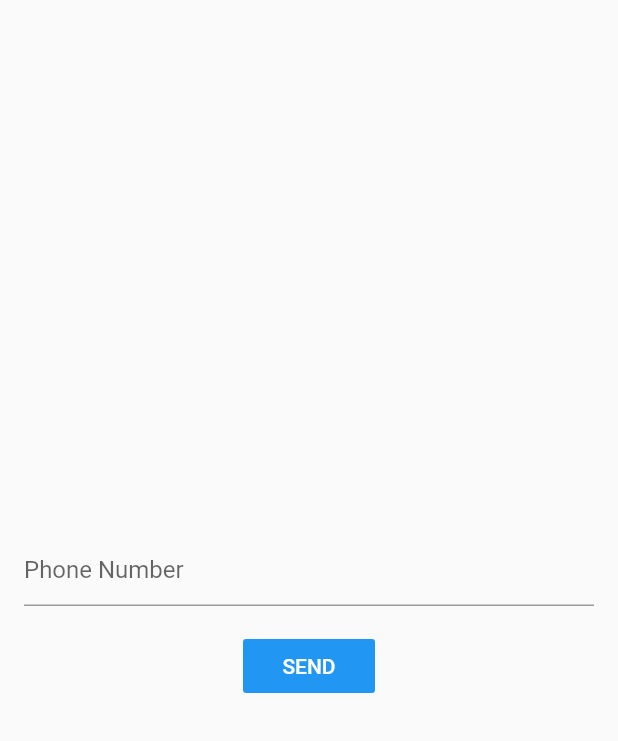
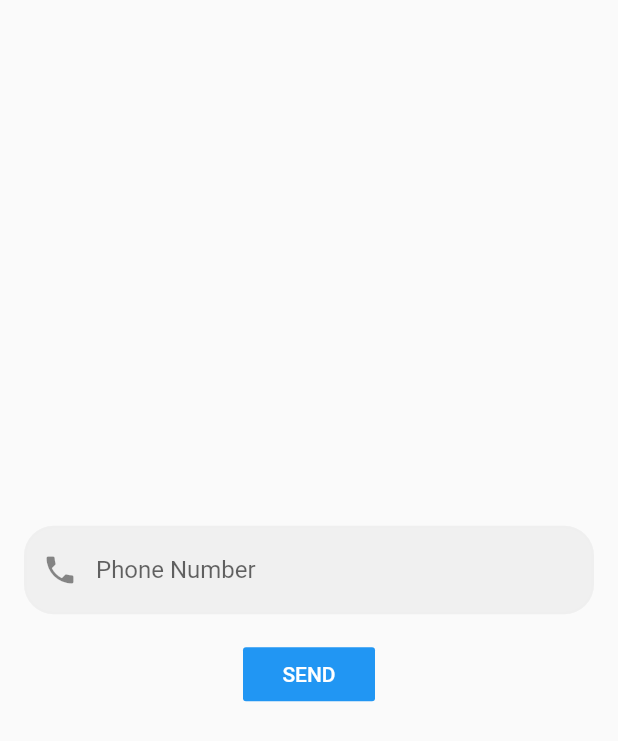
Before and after one commit to 4eug/E-Auth, a Flutter app: the LoginPhoneScreen screen opened by its route, on a phone screen of 412 x 824 dp. Shown: the top 741 px of the screen. Run offline on Flutter 3.47's test engine with Material 2 defaults, Android fonts, the phone set to English and light mode, and no system bars; our stand-ins replace firebase_auth, firebase_core, fluttertoast, google_fonts, page_transition; accounts and stored records are empty.

Commit message:
PhoneAuth Ui

```diff
--- a/lib/screens/phoneAuth/login.dart
+++ b/lib/screens/phoneAuth/login.dart
@@ -59,9 +59,24 @@ class _LoginPhoneScreenState extends State<LoginPhoneScreen> {
       children: [
         Spacer(),
         TextField(
+          keyboardType: TextInputType.phone,
           controller: phoneController,
           decoration: InputDecoration(
-            hintText: "Phone Number",
+            labelText: "Phone Number",
+            prefixIcon: Icon(Icons.phone),
+            isCollapsed: false,
+            focusedBorder: OutlineInputBorder(
+              borderRadius: BorderRadius.all(
+                Radius.circular(20.0),
+              ),
+            ),
+            enabledBorder: OutlineInputBorder(
+                borderSide: new BorderSide(color: Color(0x80EFEFEF), width: 2),
+                borderRadius: BorderRadius.all(
+                  Radius.circular(20.0),
+                )),
+            filled: true,
+            hintStyle: new TextStyle(color: Color(0x75000000)),
           ),
         ),
         SizedBox(
```
